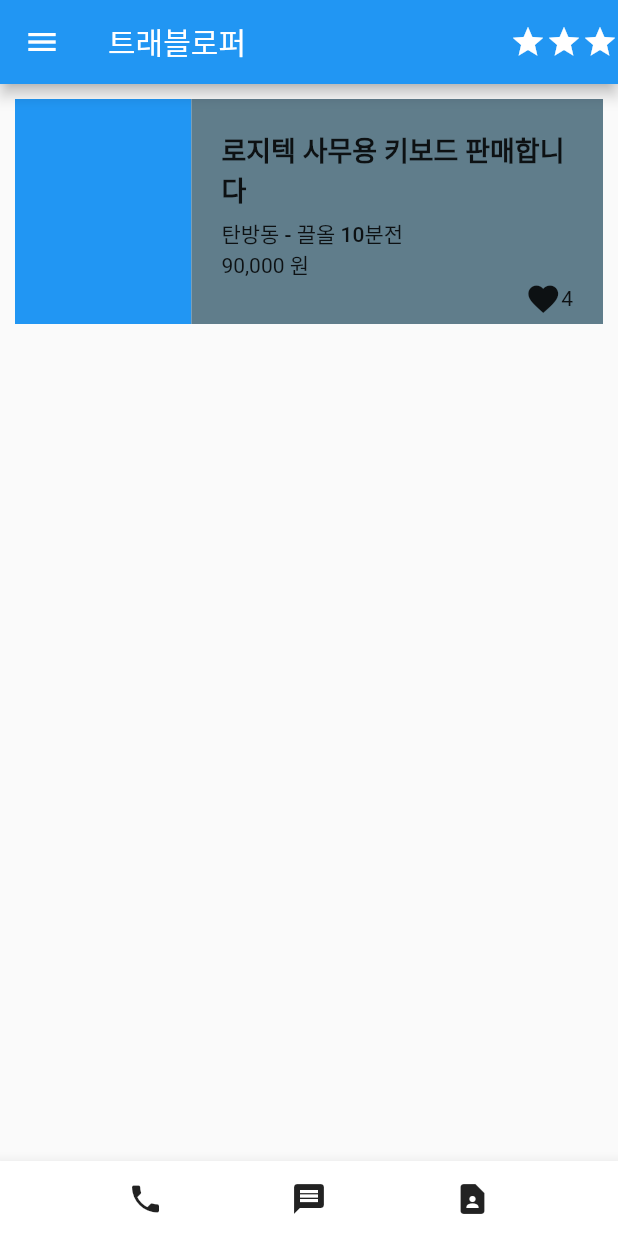
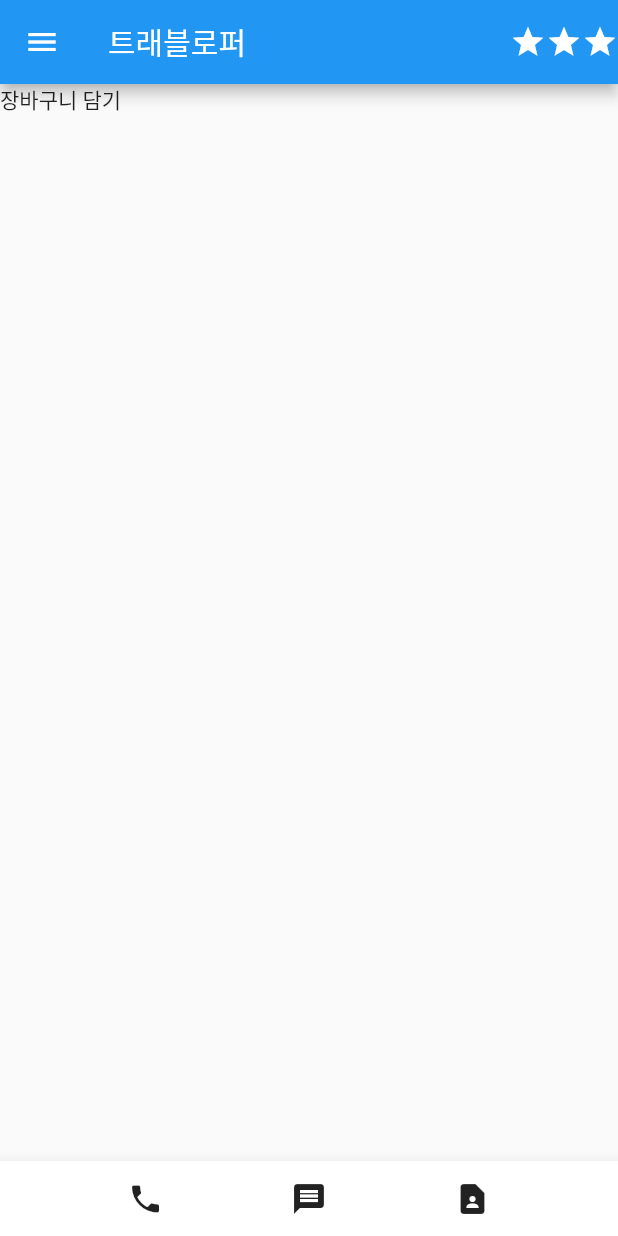
Before and after one commit to Yongjun-Han/Flutter_00, a Flutter app: the screen it shows after launch, on a phone screen of 412 x 824 dp. Run offline on Flutter 3.47's test engine with Material 2 defaults, Android fonts, the phone set to English and light mode, and no system bars.

Commit message:
커스텀 위젯

```diff
--- a/lib/main.dart
+++ b/lib/main.dart
@@ -77,45 +77,46 @@ class MyApp extends StatelessWidget {
         //     ],
         //   ),
         // ),
-        body: Container(
-          height: 170,
-          padding: EdgeInsets.all(10),
-          child: Row(
-            children: [
-              Flexible(
-                flex: 3,
-                child: Container(
-                  color: Colors.blue,
-                  // child: Image.asset('assets/image.jpg',fit: BoxFit.contain),
-                ),
-              ),
-              Flexible(
-                flex: 7,
-                child: Container(
-                    width: double.infinity,
-                    color: Colors.blueGrey,
-                    padding: EdgeInsets.all(20),
-                  child: Column(
-                    crossAxisAlignment: CrossAxisAlignment.start,
-                    children: [
-                      Text("로지텍 사무용 키보드 판매합니다",style: TextStyle(fontWeight: FontWeight.w700, fontSize: 18),),
-                      SizedBox(height: 5,),
-                      Text('탄방동 - 끌올 10분전',style: TextStyle(fontWeight: FontWeight.w500),),
-                      Text('90,000 원'),
-                      Row(
-                        mainAxisAlignment: MainAxisAlignment.end,
-                        children: [
-                          Icon(Icons.favorite),
-                          Text('4')
-                        ],
-                      )
-                    ],
-                  ),
-                ),
-              ),
-            ],
-          ),
-        ),
+        // body: Container(
+        //   height: 170,
+        //   padding: EdgeInsets.all(10),
+        //   child: Row(
+        //     children: [
+        //       Flexible(
+        //         flex: 3,
+        //         child: Container(
+        //           color: Colors.blue,
+        //           // child: Image.asset('assets/image.jpg',fit: BoxFit.contain),
+        //         ),
+        //       ),
+        //       Flexible(
+        //         flex: 7,
+        //         child: Container(
+        //             width: double.infinity,
+        //             color: Colors.blueGrey,
+        //             padding: EdgeInsets.all(20),
+        //           child: Column(
+        //             crossAxisAlignment: CrossAxisAlignment.start,
+        //             children: [
+        //               Text("로지텍 사무용 키보드 판매합니다",style: TextStyle(fontWeight: FontWeight.w700, fontSize: 18),),
+        //               SizedBox(height: 5,),
+        //               Text('탄방동 - 끌올 10분전',style: TextStyle(fontWeight: FontWeight.w500),),
+        //               Text('90,000 원'),
+        //               Row(
+        //                 mainAxisAlignment: MainAxisAlignment.end,
+        //                 children: [
+        //                   Icon(Icons.favorite),
+        //                   Text('4')
+        //                 ],
+        //               )
+        //             ],
+        //           ),
+        //         ),
+        //       ),
+        //     ],
+        //   ),
+        // ),
+        body: ShopItem(),
         bottomNavigationBar: BottomAppBar(
           child: SizedBox(
             height: 50,
@@ -134,3 +135,14 @@ class MyApp extends StatelessWidget {
     );
   }
 }
+
+class ShopItem extends StatelessWidget {
+  const ShopItem({Key? key}) : super(key: key);
+
+  @override
+  Widget build(BuildContext context) {
+    return SizedBox(
+      child: Text('장바구니 담기'),
+    );
+  }
+}
```
